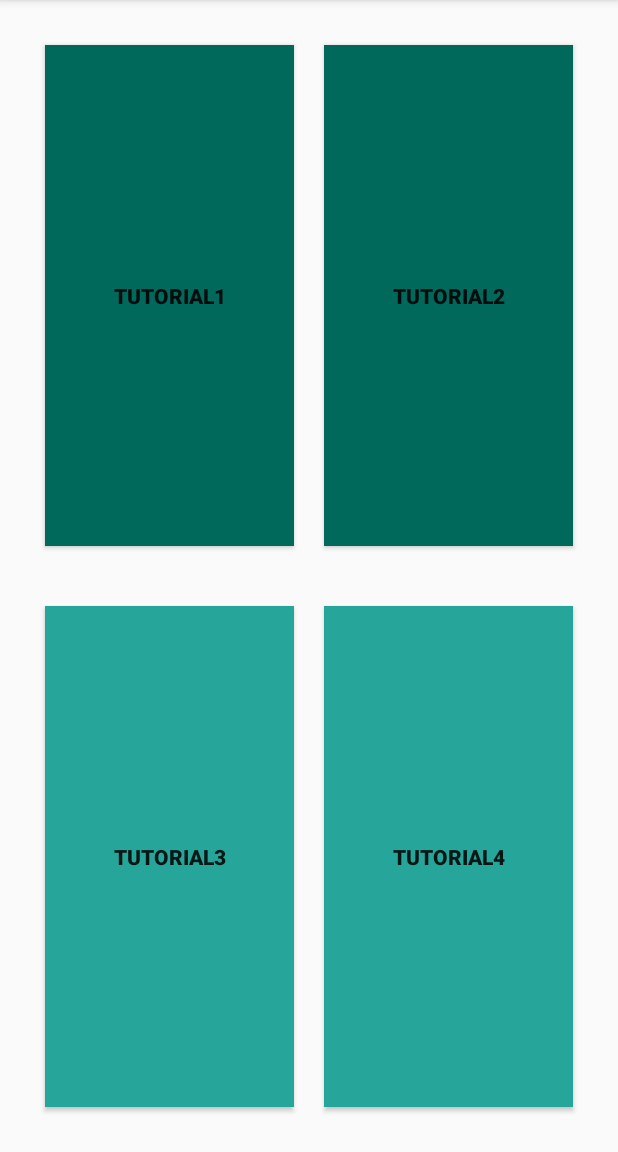
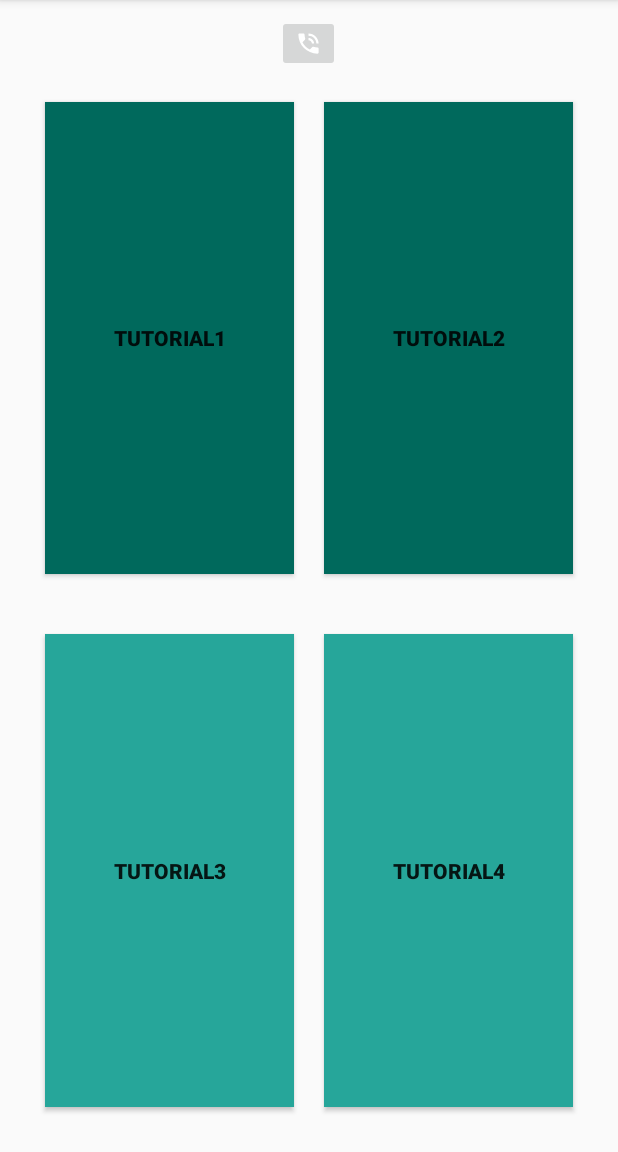
Before and after one commit to nb2998/ShauSwach, an Android app: the screen it shows after launch (Tutorials2Activity), after a tap on "Tutorial", on a phone screen of 412 x 824 dp, the part 84-1236 px from its top. Run offline under Robolectric (Android 15) with nearby library versions, the phone set to English and light mode, and no system bars.

Commit message:
1st stage app

```diff
--- a/app/src/main/java/com/apps/nishtha/shauswach/Activities/LeaderboardActivity.java
+++ b/app/src/main/java/com/apps/nishtha/shauswach/Activities/LeaderboardActivity.java
@@ -25,8 +25,8 @@ public class LeaderboardActivity extends AppCompatActivity {
         areaLBArrayList.add(0,new AreaLB("Badli",1));
         areaLBArrayList.add(1,new AreaLB("Kondli",2));
         areaLBArrayList.add(2,new AreaLB("Gharoli",3));
-        areaLBArrayList.add(2,new AreaLB("Dallo Pura",3));
-        areaLBArrayList.add(2,new AreaLB("Gharonda",3));
+        areaLBArrayList.add(3,new AreaLB("Dallo Pura",4));
+        areaLBArrayList.add(4,new AreaLB("Gharonda",5));
 
         reciewLb= (RecyclerView) findViewById(R.id.recViewLB);
         reciewLb.setLayoutManager(new LinearLayoutManager(this));
--- a/app/src/main/java/com/apps/nishtha/shauswach/Activities/MainActivity.java
+++ b/app/src/main/java/com/apps/nishtha/shauswach/Activities/MainActivity.java
@@ -23,35 +23,37 @@ public class MainActivity extends AppCompatActivity {
     MediaPlayer mediaPlayer;
     RecyclerView recView;
     CardAdapter cardAdapter;
-    ArrayList<Card> cardArrayList=new ArrayList<>();
+    ArrayList<Card> cardArrayList = new ArrayList<>();
     ImageButton imageButton;
 
     @Override
     protected void onCreate(Bundle savedInstanceState) {
         super.onCreate(savedInstanceState);
         setContentView(R.layout.activity_main);
-        imageButton= (ImageButton) findViewById(R.id.btnPlayMain);
-        cardArrayList.add(0,new Card(getString(R.string.scan), R.drawable.qr));
-        cardArrayList.add(1,new Card(getString(R.string.leaderboard), R.drawable.lb));
-        cardArrayList.add(2,new Card(getString(R.string.tutorial), R.drawable.tut));
+        Log.d("TAGGER", "onCreate: ");
+        imageButton = (ImageButton) findViewById(R.id.btnPlayMain);
+        cardArrayList.add(0, new Card(getString(R.string.scan), R.drawable.qr));
+        cardArrayList.add(1, new Card(getString(R.string.leaderboard), R.drawable.lb));
+        cardArrayList.add(2, new Card(getString(R.string.tutorial), R.drawable.tut));
 
-        recView= (RecyclerView) findViewById(R.id.recView);
-        cardAdapter=new CardAdapter(this,cardArrayList);
+        recView = (RecyclerView) findViewById(R.id.recView);
+        cardAdapter = new CardAdapter(this, cardArrayList);
         recView.setLayoutManager(new LinearLayoutManager(this));
         recView.setAdapter(cardAdapter);
 
+        mediaPlayer = new MediaPlayer();
         imageButton.setOnClickListener(new View.OnClickListener() {
             @Override
             public void onClick(View view) {
 
-                mediaPlayer = new MediaPlayer();
+
                 mediaPlayer.setAudioStreamType(AudioManager.STREAM_MUSIC);
-                try {
-                    mediaPlayer.setDataSource(MainActivity.this, Uri.parse("android.resource://com.apps.nishtha.shauswach.Activities/"+R.raw.swagat));
+                try {/**/
+                    mediaPlayer.setDataSource(MainActivity.this, Uri.parse("android.resource://com.apps.nishtha.shauswach/" + R.raw.swagat));
                     mediaPlayer.prepareAsync();
                 } catch (IOException e) {
                     e.printStackTrace();
-                    Log.d("TAG", "onClick: "+e.getLocalizedMessage());
+                    Log.d("TAG", "onClick: " + e.getLocalizedMessage());
                 }
 
                 mediaPlayer.setOnPreparedListener(new MediaPlayer.OnPreparedListener() {
--- a/app/src/main/java/com/apps/nishtha/shauswach/Activities/Tutorials2Activity.java
+++ b/app/src/main/java/com/apps/nishtha/shauswach/Activities/Tutorials2Activity.java
@@ -1,58 +1,91 @@
 package com.apps.nishtha.shauswach.Activities;
 
 import android.content.Intent;
+import android.media.AudioManager;
+import android.media.MediaPlayer;
+import android.net.Uri;
+import android.os.Bundle;
 import android.support.v7.app.AppCompatActivity;
-import android.os.Bundle;
+import android.util.Log;
 import android.view.View;
 import android.widget.Button;
+import android.widget.ImageButton;
 
 import com.apps.nishtha.shauswach.R;
 
-import static android.icu.lang.UCharacter.GraphemeClusterBreak.V;
+import java.io.IOException;
 
 public class Tutorials2Activity extends AppCompatActivity {
-Button tut1,tut2,tut3,tut4;
+    Button tut1, tut2, tut3, tut4;
+    MediaPlayer mediaPlayer;
+    ImageButton imageButton;
+
     @Override
     protected void onCreate(Bundle savedInstanceState) {
         super.onCreate(savedInstanceState);
         setContentView(R.layout.activity_tutorials2);
-        tut1=(Button)findViewById(R.id.about);
+        tut1 = (Button) findViewById(R.id.about);
         tut1.setOnClickListener(new View.OnClickListener() {
             @Override
             public void onClick(View view) {
-                Intent i= new Intent();
+                Intent i = new Intent();
                 i.setClass(Tutorials2Activity.this, Tutorial.class);
                 startActivity(i);
             }
         });
 
-        tut2=(Button)findViewById(R.id.stats);
+        imageButton= (ImageButton) findViewById(R.id.btnPlayTut);
+        tut2 = (Button) findViewById(R.id.stats);
         tut2.setOnClickListener(new View.OnClickListener() {
             @Override
             public void onClick(View view) {
-                Intent i= new Intent();
-                i.setClass(Tutorials2Activity.this,Tutorial.class );
+                Intent i = new Intent();
+                i.setClass(Tutorials2Activity.this, Tutorial.class);
                 startActivity(i);
             }
         });
 
-        tut3=(Button)findViewById(R.id.register);
+        tut3 = (Button) findViewById(R.id.register);
         tut3.setOnClickListener(new View.OnClickListener() {
             @Override
             public void onClick(View view) {
-                Intent i= new Intent();
-                i.setClass(Tutorials2Activity.this,Tutorial.class );
+                Intent i = new Intent();
+                i.setClass(Tutorials2Activity.this, Tutorial.class);
                 startActivity(i);
             }
         });
 
-        tut4=(Button)findViewById(R.id.login);
+        tut4 = (Button) findViewById(R.id.login);
         tut4.setOnClickListener(new View.OnClickListener() {
             @Override
             public void onClick(View view) {
-                Intent i= new Intent();
-                i.setClass(Tutorials2Activity.this, Tutorial.class );
+                Intent i = new Intent();
+                i.setClass(Tutorials2Activity.this, Tutorial.class);
                 startActivity(i);
+            }
+        });
+
+        mediaPlayer = new MediaPlayer();
+        imageButton.setOnClickListener(new View.OnClickListener() {
+            @Override
+            public void onClick(View view) {
+
+
+                mediaPlayer.setAudioStreamType(AudioManager.STREAM_MUSIC);
+                try {/**/
+                    mediaPlayer.setDataSource(Tutorials2Activity.this, Uri.parse("android.resource://com.apps.nishtha.shauswach/" + R.raw.video));
+                    mediaPlayer.prepareAsync();
+                } catch (IOException e) {
+                    e.printStackTrace();
+                    Log.d("TAG", "onClick: " + e.getLocalizedMessage());
+                }
+
+                mediaPlayer.setOnPreparedListener(new MediaPlayer.OnPreparedListener() {
+                    @Override
+                    public void onPrepared(MediaPlayer mediaPlayer) {
+                        mediaPlayer.start();
+                    }
+                });
             }
         });
 
--- a/app/src/main/java/com/apps/nishtha/shauswach/Adapter/CardAdapter.java
+++ b/app/src/main/java/com/apps/nishtha/shauswach/Adapter/CardAdapter.java
@@ -13,7 +13,6 @@ import android.widget.TextView;
 
 import com.apps.nishtha.shauswach.Activities.LeaderboardActivity;
 import com.apps.nishtha.shauswach.Activities.ScanActivity;
-import com.apps.nishtha.shauswach.Activities.Tutorial;
 import com.apps.nishtha.shauswach.Activities.Tutorials2Activity;
 import com.apps.nishtha.shauswach.Card;
 import com.apps.nishtha.shauswach.R;
@@ -49,6 +48,7 @@ public class CardAdapter extends RecyclerView.Adapter<CardAdapter.CardHolder>{
             public void onClick(View view) {
                 if(card.getTitle().equals(context.getResources().getString(R.string.leaderboard))){
                     Intent intent;
+                    Log.e("TAG", "onClick: LB");
                     intent=new Intent(context, LeaderboardActivity.class);
                     context.startActivity(intent);
                 } else if(card.getTitle().equals(context.getResources().getString(R.string.scan))){
--- a/app/src/main/res/layout/activity_scan.xml
+++ b/app/src/main/res/layout/activity_scan.xml
@@ -8,9 +8,6 @@
     android:layout_gravity="center"
     android:gravity="center"
     tools:context="com.apps.nishtha.shauswach.Activities.ScanActivity">
-
-
-
 
 
     <Button
--- a/app/src/main/res/layout/activity_tutorials2.xml
+++ b/app/src/main/res/layout/activity_tutorials2.xml
@@ -1,64 +1,78 @@
 <?xml version="1.0" encoding="utf-8"?>
-<LinearLayout
-    xmlns:android="http://schemas.android.com/apk/res/android"
+<LinearLayout xmlns:android="http://schemas.android.com/apk/res/android"
     xmlns:app="http://schemas.android.com/apk/res-auto"
     xmlns:tools="http://schemas.android.com/tools"
-    tools:context="com.apps.nishtha.shauswach.Activities.Tutorials2Activity"
-    android:orientation="vertical" android:layout_width="match_parent"
+    android:layout_width="match_parent"
     android:layout_height="match_parent"
-    android:layout_margin="10dp">
+    android:layout_margin="10dp"
+    android:orientation="vertical"
+    tools:context="com.apps.nishtha.shauswach.Activities.Tutorials2Activity">
+
+    <ImageButton
+        android:id="@+id/btnPlayTut"
+        android:layout_width="wrap_content"
+        android:layout_height="wrap_content"
+        android:layout_gravity="center"
+        android:src="@android:drawable/stat_sys_speakerphone" />
+
+
     <LinearLayout
         android:layout_width="match_parent"
         android:layout_height="0dp"
+        android:layout_margin="10dp"
         android:layout_weight="1"
-        android:orientation="horizontal"
-        android:layout_margin="10dp">
+        android:orientation="horizontal">
+
         <Button
+            android:id="@+id/about"
             android:layout_width="0dp"
             android:layout_height="match_parent"
+            android:layout_margin="10dp"
             android:layout_weight="1"
-            android:layout_margin="10dp"
             android:background="#00695c"
             android:text="TUTORIAL1"
             android:textStyle="bold"
-            android:id="@+id/about"
 
             />
+
         <Button
+            android:id="@+id/login"
             android:layout_width="0dp"
             android:layout_height="match_parent"
+            android:layout_margin="10dp"
             android:layout_weight="1"
-            android:layout_margin="10dp"
             android:background="#00695c"
             android:text="TUTORIAL2"
-            android:textStyle="bold"
-            android:id="@+id/login"/>
+            android:textStyle="bold" />
 
     </LinearLayout>
+
     <LinearLayout
         android:layout_width="match_parent"
         android:layout_height="0dp"
+        android:layout_margin="10dp"
         android:layout_weight="1"
-        android:orientation="horizontal"
-        android:layout_margin="10dp">
+        android:orientation="horizontal">
+
         <Button
+            android:id="@+id/register"
             android:layout_width="0dp"
             android:layout_height="match_parent"
+            android:layout_margin="10dp"
             android:layout_weight="1"
-            android:layout_margin="10dp"
             android:background="#26a69a"
             android:text="TUTORIAL3"
-            android:textStyle="bold"
-            android:id="@+id/register"/>
+            android:textStyle="bold" />
+
         <Button
+            android:id="@+id/stats"
             android:layout_width="0dp"
             android:layout_height="match_parent"
+            android:layout_margin="10dp"
             android:layout_weight="1"
-            android:layout_margin="10dp"
             android:background="#26a69a"
             android:text="TUTORIAL4"
-            android:textStyle="bold"
-            android:id="@+id/stats"/>
+            android:textStyle="bold" />
 
     </LinearLayout>
-    </LinearLayout>
+</LinearLayout>
```
Also changed, not shown: app/src/main/java/com/apps/nishtha/shauswach/Activities/RatingActivity.java (+32 -2 lines), app/src/main/java/com/apps/nishtha/shauswach/Activities/Tutorial.java (+10 -80 lines), app/src/main/res/layout/activity_rating.xml (+10 -2 lines), app/src/main/res/layout/activity_tutorial.xml (+4 -16 lines), 5 other files.
